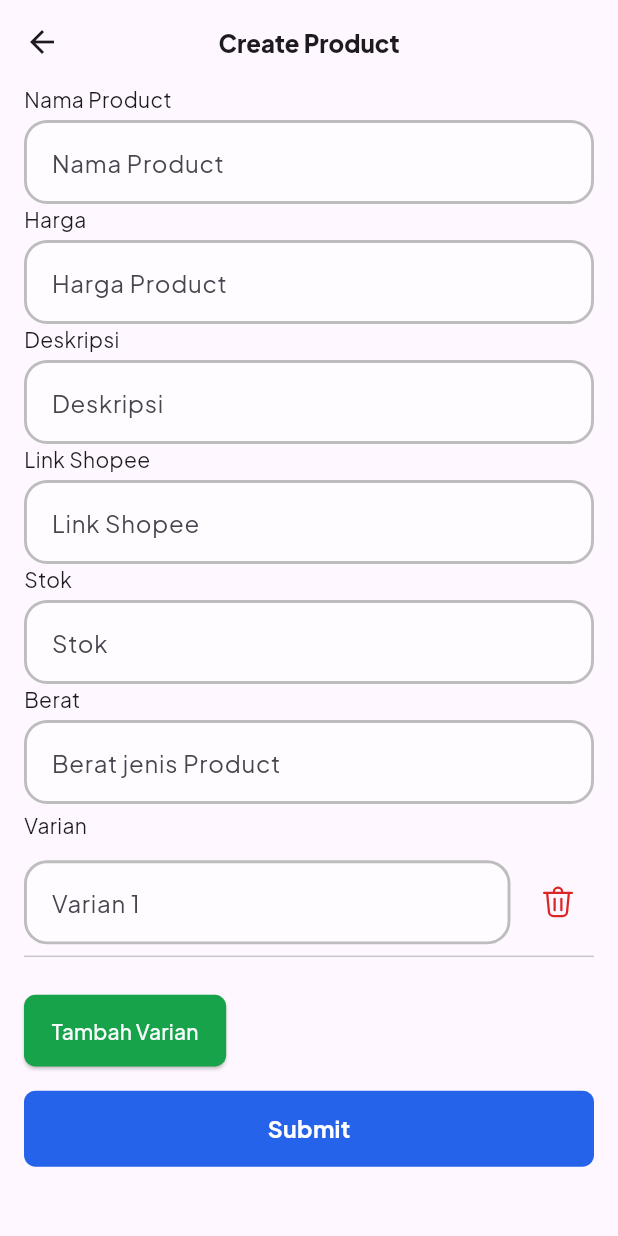
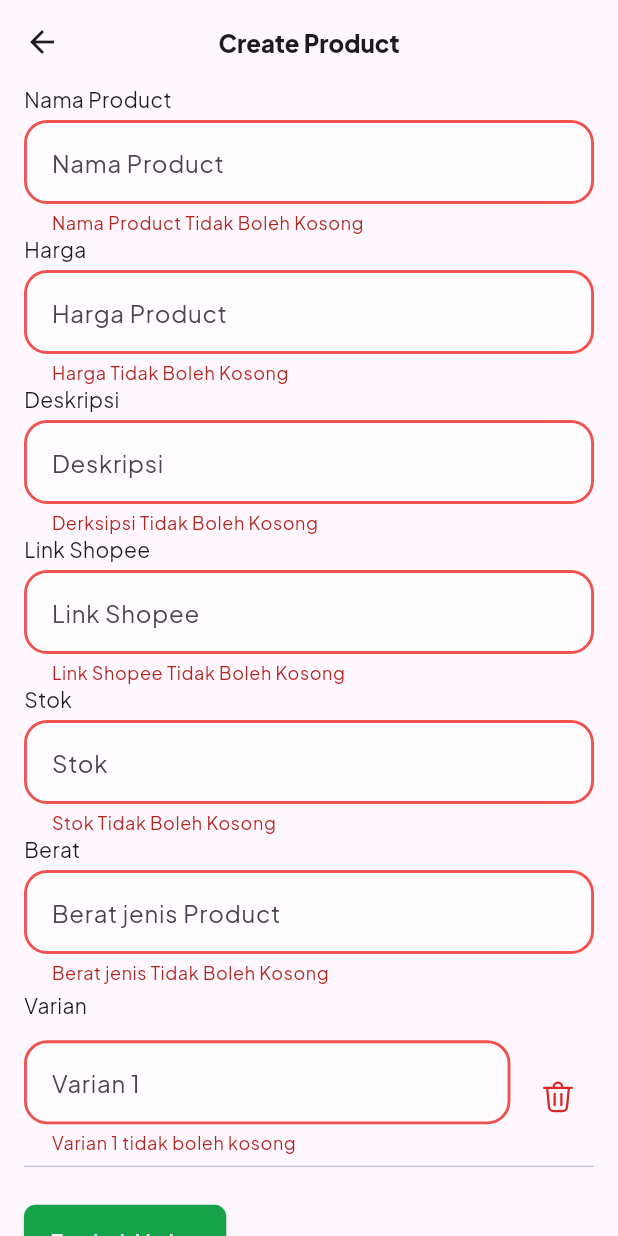
Before and after one commit to NasFahmi/DashboardApp, a Flutter app: the CreateProductView screen opened by its route, after a tap on "Submit", on a phone screen of 412 x 824 dp. Run offline on Flutter 3.47's test engine with Material 3 defaults, Android fonts, the light colour scheme and no system bars; our stand-ins replace fluentui_system_icons, flutter_screenutil, flutter_svg, gap, get, google_fonts and 3 more; accounts and stored records are empty; network calls fail.

Commit message:
setting conteroller create product

```diff
--- a/lib/app/modules/createProduct/controllers/create_product_controller.dart
+++ b/lib/app/modules/createProduct/controllers/create_product_controller.dart
@@ -10,6 +10,8 @@ class CreateProductController extends GetxController {
   final TextEditingController linkShopee = TextEditingController();
   final TextEditingController stok = TextEditingController();
   List<TextEditingController> varianControllers = [TextEditingController()].obs;
+  final Rx<GlobalKey<FormState>> formKey = GlobalKey<FormState>().obs;
+
   final count = 0.obs;
   @override
   void onInit() {
--- a/lib/app/modules/createProduct/views/create_product_view.dart
+++ b/lib/app/modules/createProduct/views/create_product_view.dart
@@ -30,7 +30,9 @@ class CreateProductView extends GetView<CreateProductController> {
           child: SafeArea(
             child: Padding(
               padding: const EdgeInsets.symmetric(horizontal: 16),
-            child: Form(
+              child: Obx(
+                () => Form(
+                  key: controller.formKey.value,
                   child: Column(
                     crossAxisAlignment: CrossAxisAlignment.start,
                     children: [
@@ -126,9 +128,10 @@ class CreateProductView extends GetView<CreateProductController> {
                                           child: TextFormFieldComponent(
                                             validationForm:
                                                 'Varian ${index + 1} tidak boleh kosong',
-                                        controllerForm:
-                                            controller.varianControllers[index],
-                                        hintTextField: 'Varian ${index + 1}',
+                                            controllerForm: controller
+                                                .varianControllers[index],
+                                            hintTextField:
+                                                'Varian ${index + 1}',
                                             regex: RegExp(r'^[a-zA-Z0-9]+$'),
                                           ),
                                         ),
@@ -137,12 +140,13 @@ class CreateProductView extends GetView<CreateProductController> {
                                     Gap(8.w),
                                     IconButton(
                                       onPressed: () {
-                                    if (controller.varianControllers.length >
+                                        if (controller
+                                                .varianControllers.length >
                                             1) {
                                           controller.varianControllers
                                               .removeAt(index);
-                                      print(
-                                          controller.varianControllers.length);
+                                          print(controller
+                                              .varianControllers.length);
                                         }
                                       },
                                       icon: Icon(
@@ -172,7 +176,8 @@ class CreateProductView extends GetView<CreateProductController> {
                           ),
                         ),
                         onPressed: () {
-                      controller.varianControllers.add(TextEditingController());
+                          controller.varianControllers
+                              .add(TextEditingController());
                           print(controller.varianControllers.length);
                         },
                         child: Text('Tambah Varian'),
@@ -180,11 +185,12 @@ class CreateProductView extends GetView<CreateProductController> {
                       Gap(16),
                       GestureDetector(
                         onTap: () {
-                      // if (controller.formKey.currentState?.validate() ??
-                      //     false) {
-                      //   // All form fields are valid, proceed with submission
-                      //   // You may want to call a function here to handle submission
-                      // }
+                          if (controller.formKey.value.currentState
+                                  ?.validate() ??
+                              false) {
+                            // All form fields are valid, proceed with submission
+                            // You may want to call a function here to handle submission
+                          }
                         },
                         child: Container(
                           padding: EdgeInsets.symmetric(vertical: 12.h),
@@ -213,6 +219,6 @@ class CreateProductView extends GetView<CreateProductController> {
               ),
             ),
           ),
-    );
+        ));
   }
 }
```
Lines whose indentation alone changed are shown as unchanged.
